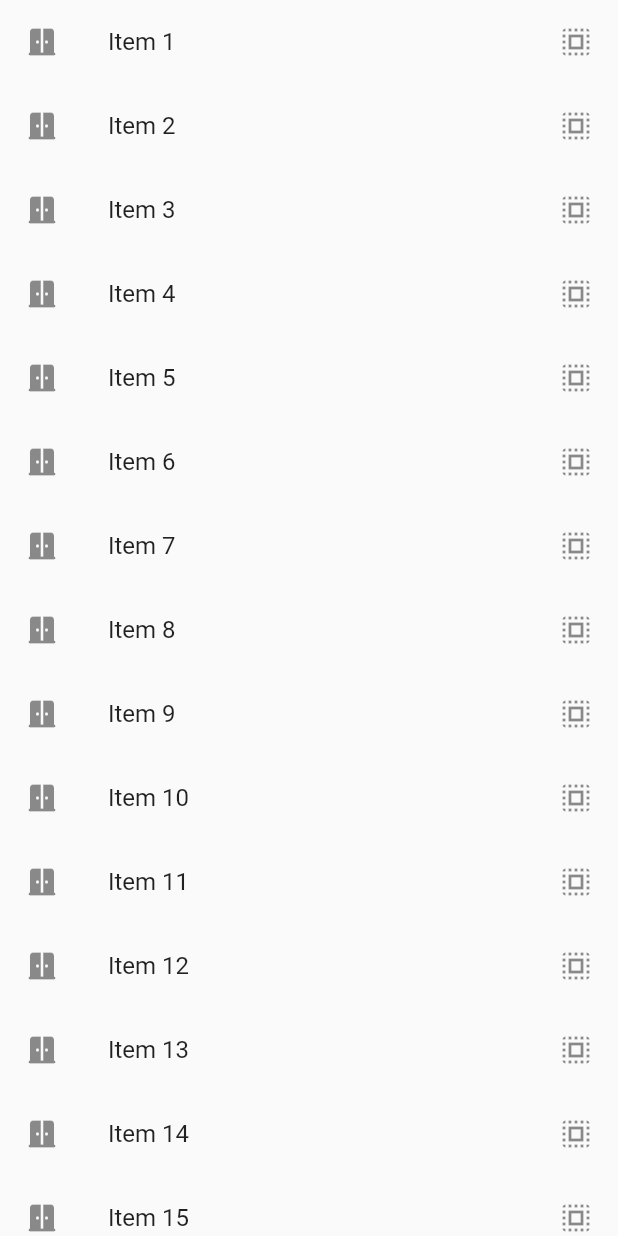
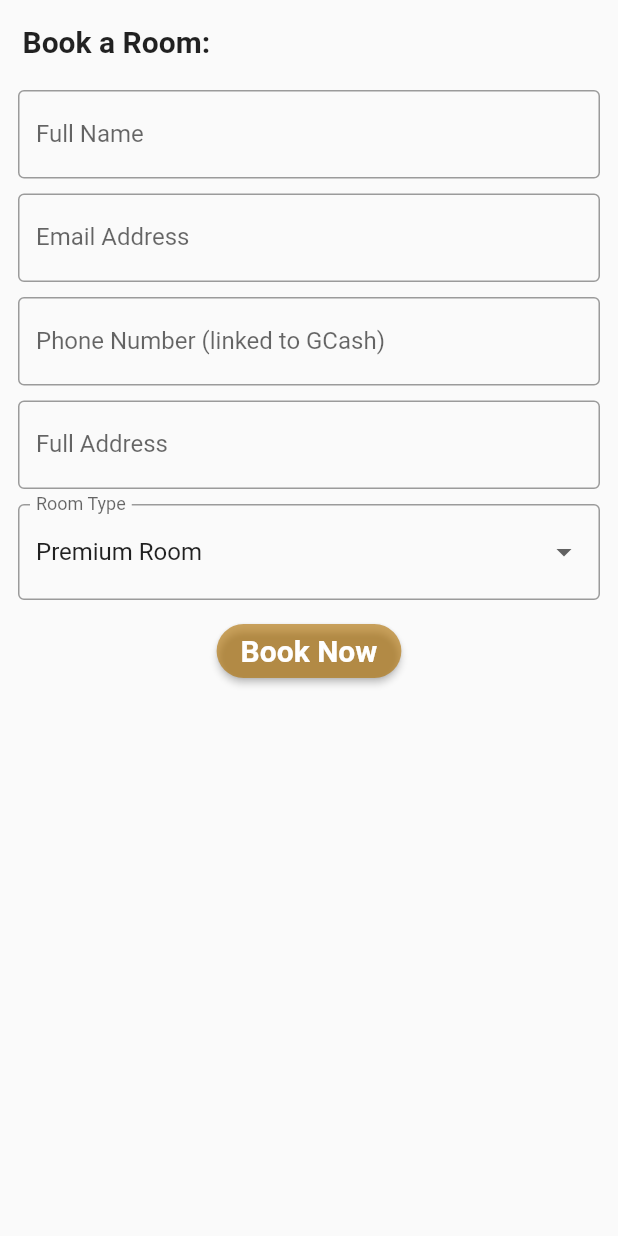
Before and after one commit to INN0C0DE/Delorian-Hotel-App, a Flutter app: the BookingPage screen opened directly, on a phone screen of 412 x 824 dp. Run offline on Flutter 3.47's test engine with Material 2 defaults, Android fonts, the phone set to English and light mode, and no system bars.

Commit message:
textfields for booking page

```diff
--- a/lib/booking_page.dart
+++ b/lib/booking_page.dart
@@ -7,18 +7,135 @@ class BookingPage extends StatelessWidget {
 
   @override
   Widget build(BuildContext context) {
-    return ListView.builder(
-      itemCount: itemCount,
-      itemBuilder: (BuildContext context, int index) {
-        return ListTile(
-          title: Text('Item ${(index + 1)}'),
-          leading: const Icon(Icons.door_sliding_rounded),
-          trailing: const Icon(Icons.select_all),
-          onTap: () {
-            debugPrint('Item ${(index + 1)} pressed');
-          },
-        );
-      },
+    return const Scaffold(
+      body: CustomerForm(),
     );
   }
 }
+
+void clearForm() {
+  var fieldController;
+  fieldController.clear();
+}
+
+class CustomerForm extends StatelessWidget {
+  const CustomerForm({super.key});
+
+  @override
+  Widget build(BuildContext context) {
+    return SingleChildScrollView(
+      child: Column(
+        crossAxisAlignment: CrossAxisAlignment.start,
+        children: <Widget>[
+          const Padding(
+            padding: EdgeInsets.symmetric(horizontal: 15, vertical: 16),
+            child: Text(
+              'Book a Room:',
+              style: TextStyle(
+                fontSize: 20,
+                fontWeight: FontWeight.bold,
+              ),
+            ),
+          ),
+          Padding(
+            padding: const EdgeInsets.symmetric(horizontal: 12, vertical: 5),
+            child: TextFormField(
+              decoration: const InputDecoration(
+                border: OutlineInputBorder(),
+                labelText: 'Full Name',
+              ),
+            ),
+          ),
+          Padding(
+            padding: const EdgeInsets.symmetric(horizontal: 12, vertical: 5),
+            child: TextFormField(
+              decoration: const InputDecoration(
+                border: OutlineInputBorder(),
+                labelText: 'Email Address',
+              ),
+              keyboardType: TextInputType.emailAddress,
+            ),
+          ),
+          Padding(
+            padding: const EdgeInsets.symmetric(horizontal: 12, vertical: 5),
+            child: TextFormField(
+              decoration: const InputDecoration(
+                border: OutlineInputBorder(),
+                labelText: 'Phone Number (linked to GCash)',
+              ),
+              keyboardType: TextInputType.number,
+            ),
+          ),
+          Padding(
+            padding: const EdgeInsets.symmetric(horizontal: 12, vertical: 5),
+            child: TextFormField(
+              decoration: const InputDecoration(
+                border: OutlineInputBorder(),
+                labelText: 'Full Address',
+              ),
+            ),
+          ),
+          Padding(
+            padding: const EdgeInsets.symmetric(horizontal: 12, vertical: 5),
+            child: DropdownButtonFormField<String>(
+              decoration: const InputDecoration(
+                border: OutlineInputBorder(),
+                labelText: 'Room Type',
+              ),
+              value: 'Premium Room',
+              items: <String>['Premium Room', 'Superior Room', 'Deluxe Room']
+                  .map((String value) {
+                return DropdownMenuItem<String>(
+                  value: value,
+                  child: Text(value),
+                );
+              }).toList(),
+              onChanged: (_) {},
+            ),
+          ),
+          Padding(
+            padding: const EdgeInsets.symmetric(horizontal: 12, vertical: 5),
+            child: Center(
+              child: ElevatedButton(
+                style: ElevatedButton.styleFrom(
+                  backgroundColor: const Color.fromARGB(158, 176, 112, 1),
+                  shape: RoundedRectangleBorder(
+                    borderRadius: BorderRadius.circular(32.0),
+                  ),
+                ),
+                onPressed: () {
+                  showDialog(
+                    context: context,
+                    builder: (BuildContext context) {
+                      return AlertDialog(
+                        title: const Text('Booking Confirmation'),
+                        content: const Text(
+                            'Your booking has been confirmed. Thank you for choosing Delorian Hotel!'),
+                        actions: <Widget>[
+                          TextButton(
+                            onPressed: () {
+                              Navigator.of(context).pop();
+                            },
+                            child: const Text('OK'),
+                          ),
+                        ],
+                      );
+                    },
+                  );
+                },
+                child: const Text(
+                  'Book Now',
+                  style: TextStyle(
+                    fontSize: 20,
+                    fontWeight: FontWeight.bold,
+                    color: Colors.white,
+                  ),
+                ),
+              ),
+            ),
+          ),
+        ],
+      ),
+    );
+  }
+}
```
